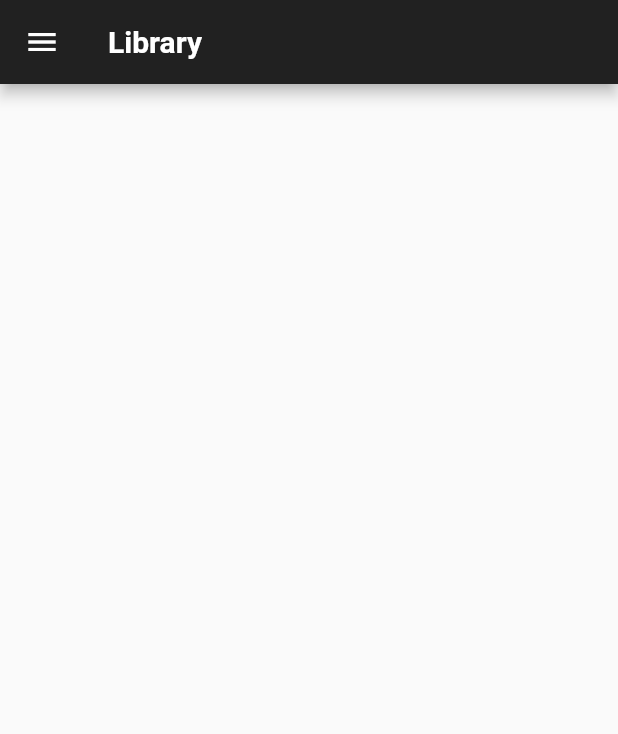
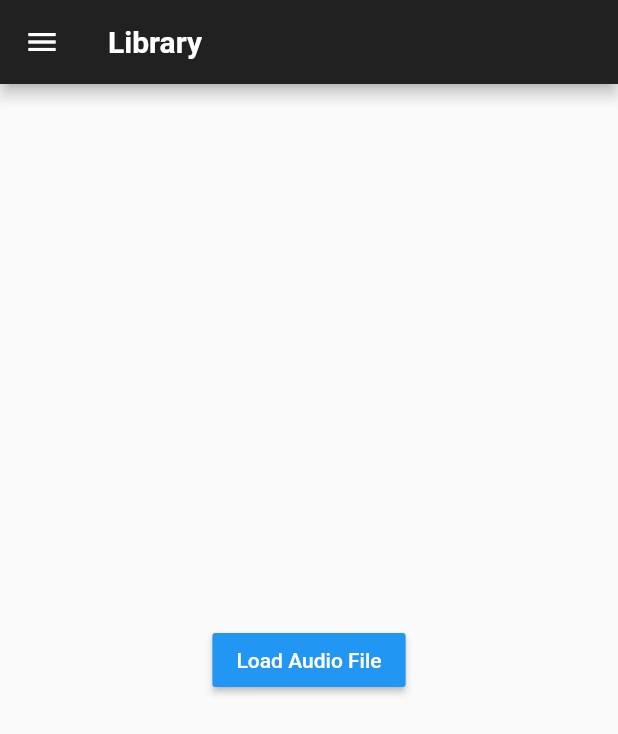
Before and after one commit to PMacald/story_software, a Flutter app: the LibraryPage screen opened directly, on a phone screen of 412 x 824 dp. Shown: the top 734 px of the screen. Run offline on Flutter 3.47's test engine with Material 2 defaults, Android fonts, the phone set to English and light mode, and no system bars; our stand-ins replace audioplayers, cloud_firestore, geolocator, google_maps_flutter, location; missing offline and left inert: geoflutterfire; accounts and stored records are empty.

Commit message:
Addition of proof-of-concept version of location-triggered events for audio files - still very basic for now

```diff
--- a/lib/library_page.dart
+++ b/lib/library_page.dart
@@ -1,3 +1,4 @@
+import 'package:audioplayers/audioplayers.dart';
 import 'package:flutter/material.dart';
 import 'package:storysoftware/theme/style.dart';
 
@@ -10,6 +11,17 @@ _LibraryPageState createState() => _LibraryPageState();
 }
 
 class _LibraryPageState extends State<LibraryPage> {
+  bool _isPlaying = false;
+  String url = "https://thepaciellogroup.github.io/AT-browser-tests/audio/jeffbob.mp3";
+
+  AudioPlayer audioPlayer;
+
+  @override
+  void initState() {
+    super.initState();
+    audioPlayer = new AudioPlayer(mode: PlayerMode.MEDIA_PLAYER);
+  }
+
   @override
   Widget build(BuildContext context) {
     return Scaffold(
@@ -23,6 +35,33 @@ class _LibraryPageState extends State<LibraryPage> {
         backgroundColor: appTheme().primaryColor,
       ),
       drawer: CustomDrawer(PageNames.Library),
+      body: Center(
+        child: Column(
+          mainAxisAlignment: MainAxisAlignment.spaceEvenly,
+          children: [
+
+            Row(
+              mainAxisAlignment: MainAxisAlignment.spaceAround,
+              children: [
+                RaisedButton(
+                  onPressed: () async {
+                    setState(() {
+                      _isPlaying = true;
+                    });
+
+                  },
+
+                  child: Text(
+                    'Load Audio File',
+                    style: TextStyle(color: Colors.white),
+                  ),
+                  color: Colors.blue,
+                ),
+              ],
+            ),
+          ],
+        ),
+      ),
     );
   }
 }
```
Also changed, not shown: lib/home_page.dart (+190 -50 lines), pubspec.yaml (+6 -18 lines), fonts/Schoolbell-Regular.ttf (added), pubspec.lock, 2 other files.
